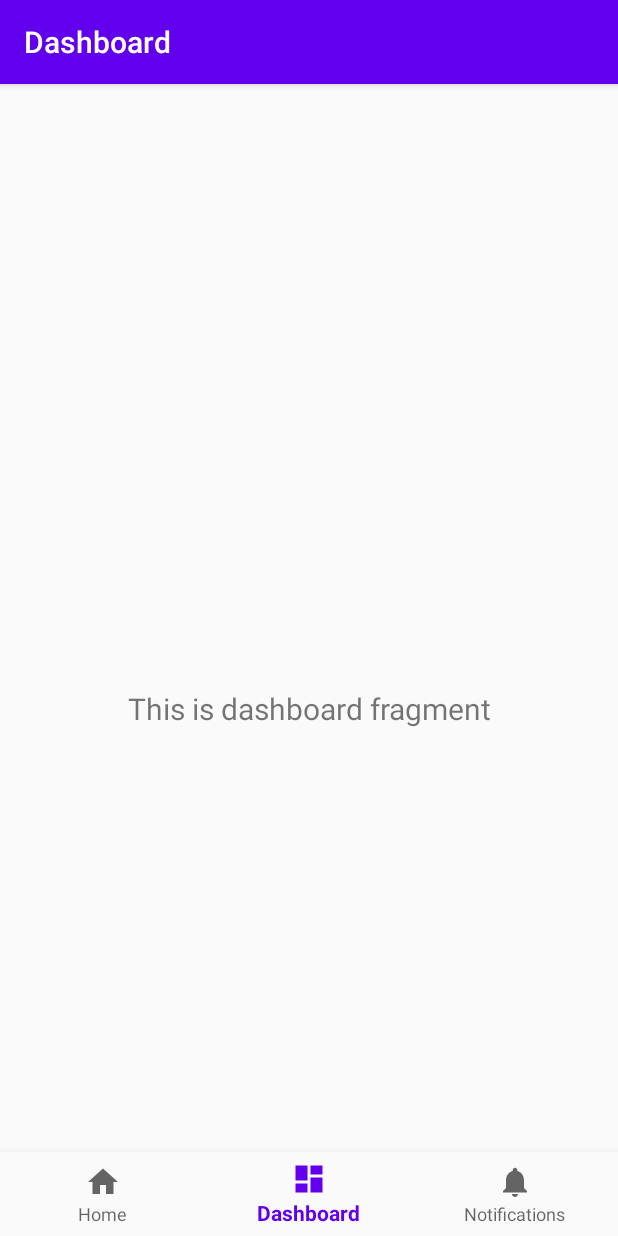
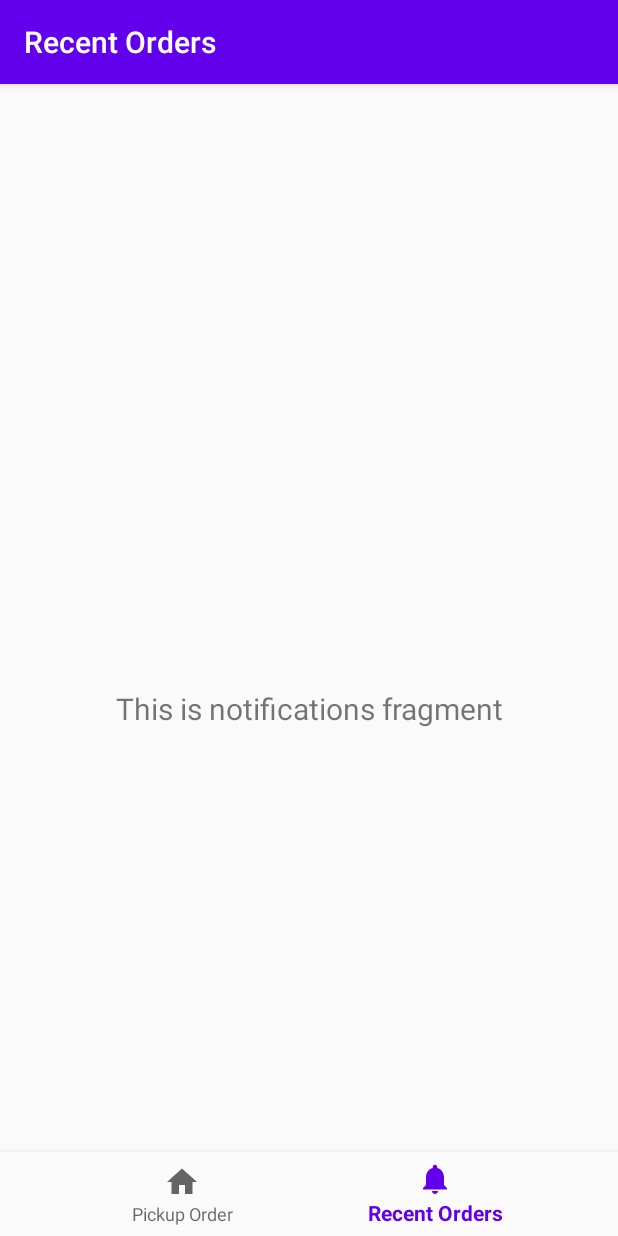
Before and after one commit to ybc9977/Hackathon, an Android app: the NotificationsFragment screen opened through its navigation route, item 2 of the bottom bar chosen, on a phone screen of 412 x 824 dp. Run offline under Robolectric (Android 15) with nearby library versions, the phone set to English and light mode, and no system bars; our stand-ins replace navigation-ui.

Commit message:
minor update

```diff
--- a/app/src/main/java/com/example/hackathon/MainActivity.java
+++ b/app/src/main/java/com/example/hackathon/MainActivity.java
@@ -18,7 +18,7 @@ public class MainActivity extends AppCompatActivity {
         // Passing each menu ID as a set of Ids because each
         // menu should be considered as top level destinations.
         AppBarConfiguration appBarConfiguration = new AppBarConfiguration.Builder(
-                R.id.navigation_home, R.id.navigation_dashboard, R.id.navigation_notifications)
+                R.id.navigation_home, R.id.navigation_notifications)
                 .build();
         NavController navController = Navigation.findNavController(this, R.id.nav_host_fragment);
         NavigationUI.setupActionBarWithNavController(this, navController, appBarConfiguration);
--- a/app/src/main/java/com/example/hackathon/ui/dashboard/DashboardFragment.java
+++ /dev/null
@@ -1,33 +0,0 @@
-package com.example.hackathon.ui.dashboard;
-
-import android.os.Bundle;
-import android.view.LayoutInflater;
-import android.view.View;
-import android.view.ViewGroup;
-import android.widget.TextView;
-import androidx.annotation.NonNull;
-import androidx.annotation.Nullable;
-import androidx.fragment.app.Fragment;
-import androidx.lifecycle.Observer;
-import androidx.lifecycle.ViewModelProviders;
-import com.example.hackathon.R;
-
-public class DashboardFragment extends Fragment {
-
-    private DashboardViewModel dashboardViewModel;
-
-    public View onCreateView(@NonNull LayoutInflater inflater,
-                             ViewGroup container, Bundle savedInstanceState) {
-        dashboardViewModel =
-                ViewModelProviders.of(this).get(DashboardViewModel.class);
-        View root = inflater.inflate(R.layout.fragment_dashboard, container, false);
-        final TextView textView = root.findViewById(R.id.text_dashboard);
-        dashboardViewModel.getText().observe(getViewLifecycleOwner(), new Observer<String>() {
-            @Override
-            public void onChanged(@Nullable String s) {
-                textView.setText(s);
-            }
-        });
-        return root;
-    }
-}
--- a/app/src/main/java/com/example/hackathon/ui/dashboard/DashboardViewModel.java
+++ /dev/null
@@ -1,19 +0,0 @@
-package com.example.hackathon.ui.dashboard;
-
-import androidx.lifecycle.LiveData;
-import androidx.lifecycle.MutableLiveData;
-import androidx.lifecycle.ViewModel;
-
-public class DashboardViewModel extends ViewModel {
-
-    private MutableLiveData<String> mText;
-
-    public DashboardViewModel() {
-        mText = new MutableLiveData<>();
-        mText.setValue("This is dashboard fragment");
-    }
-
-    public LiveData<String> getText() {
-        return mText;
-    }
-}
--- a/app/src/main/java/com/example/hackathon/ui/home/HomeFragment.java
+++ b/app/src/main/java/com/example/hackathon/ui/home/HomeFragment.java
@@ -20,7 +20,7 @@ public class HomeFragment extends Fragment {
                              ViewGroup container, Bundle savedInstanceState) {
         homeViewModel =
                 ViewModelProviders.of(this).get(HomeViewModel.class);
-        View root = inflater.inflate(R.layout.fragment_home, container, false);
+        View root = inflater.inflate(R.layout.fragment_pickup, container, false);
         final TextView textView = root.findViewById(R.id.text_home);
         homeViewModel.getText().observe(getViewLifecycleOwner(), new Observer<String>() {
             @Override
--- a/app/src/main/java/com/example/hackathon/ui/notifications/NotificationsFragment.java
+++ b/app/src/main/java/com/example/hackathon/ui/notifications/NotificationsFragment.java
@@ -20,7 +20,7 @@ public class NotificationsFragment extends Fragment {
                              ViewGroup container, Bundle savedInstanceState) {
         notificationsViewModel =
                 ViewModelProviders.of(this).get(NotificationsViewModel.class);
-        View root = inflater.inflate(R.layout.fragment_notifications, container, false);
+        View root = inflater.inflate(R.layout.fragment_recent, container, false);
         final TextView textView = root.findViewById(R.id.text_notifications);
         notificationsViewModel.getText().observe(getViewLifecycleOwner(), new Observer<String>() {
             @Override
--- a/app/src/main/res/layout/activity_main.xml
+++ b/app/src/main/res/layout/activity_main.xml
@@ -2,7 +2,7 @@
 <androidx.constraintlayout.widget.ConstraintLayout
         xmlns:android="http://schemas.android.com/apk/res/android"
         xmlns:app="http://schemas.android.com/apk/res-auto"
-        android:id="@+id/container"
+        xmlns:tools="http://schemas.android.com/tools" android:id="@+id/container"
         android:layout_width="match_parent"
         android:layout_height="match_parent"
         android:paddingTop="?attr/actionBarSize">
@@ -30,6 +30,6 @@
             app:layout_constraintRight_toRightOf="parent"
             app:layout_constraintTop_toTopOf="parent"
             app:navGraph="@navigation/mobile_navigation"
-    />
+            app:layout_constraintHorizontal_bias="0.0" app:layout_constraintVertical_bias="1.0"/>
 
 </androidx.constraintlayout.widget.ConstraintLayout>
--- a/app/src/main/res/layout/fragment_dashboard.xml
+++ /dev/null
@@ -1,23 +0,0 @@
-<?xml version="1.0" encoding="utf-8"?>
-<androidx.constraintlayout.widget.ConstraintLayout
-        xmlns:android="http://schemas.android.com/apk/res/android"
-        xmlns:app="http://schemas.android.com/apk/res-auto"
-        xmlns:tools="http://schemas.android.com/tools"
-        android:layout_width="match_parent"
-        android:layout_height="match_parent"
-        tools:context=".ui.dashboard.DashboardFragment">
-
-    <TextView
-            android:id="@+id/text_dashboard"
-            android:layout_width="match_parent"
-            android:layout_height="wrap_content"
-            android:layout_marginStart="8dp"
-            android:layout_marginTop="8dp"
-            android:layout_marginEnd="8dp"
-            android:textAlignment="center"
-            android:textSize="20sp"
-            app:layout_constraintEnd_toEndOf="parent"
-            app:layout_constraintStart_toStartOf="parent"
-            app:layout_constraintTop_toTopOf="parent"
-            app:layout_constraintBottom_toBottomOf="parent"/>
-</androidx.constraintlayout.widget.ConstraintLayout>
--- a/app/src/main/res/menu/bottom_nav_menu.xml
+++ b/app/src/main/res/menu/bottom_nav_menu.xml
@@ -6,10 +6,6 @@
             android:icon="@drawable/ic_home_black_24dp"
             android:title="@string/title_home"/>
 
-    <item
-            android:id="@+id/navigation_dashboard"
-            android:icon="@drawable/ic_dashboard_black_24dp"
-            android:title="@string/title_dashboard"/>
 
     <item
             android:id="@+id/navigation_notifications"
--- a/app/src/main/res/navigation/mobile_navigation.xml
+++ b/app/src/main/res/navigation/mobile_navigation.xml
@@ -9,17 +9,11 @@
             android:id="@+id/navigation_home"
             android:name="com.example.hackathon.ui.home.HomeFragment"
             android:label="@string/title_home"
-            tools:layout="@layout/fragment_home"/>
-
-    <fragment
-            android:id="@+id/navigation_dashboard"
-            android:name="com.example.hackathon.ui.dashboard.DashboardFragment"
-            android:label="@string/title_dashboard"
-            tools:layout="@layout/fragment_dashboard"/>
+            tools:layout="@layout/fragment_pickup"/>
 
     <fragment
             android:id="@+id/navigation_notifications"
             android:name="com.example.hackathon.ui.notifications.NotificationsFragment"
             android:label="@string/title_notifications"
-            tools:layout="@layout/fragment_notifications"/>
+            tools:layout="@layout/fragment_recent"/>
 </navigation>
--- a/app/src/main/res/values/strings.xml
+++ b/app/src/main/res/values/strings.xml
@@ -1,6 +1,5 @@
 <resources>
     <string name="app_name">Hackathon</string>
-    <string name="title_home">Home</string>
-    <string name="title_dashboard">Dashboard</string>
-    <string name="title_notifications">Notifications</string>
+    <string name="title_home">Pickup Order</string>
+    <string name="title_notifications">Recent Orders</string>
 </resources>
```
Also changed, not shown: app/src/main/res/layout/fragment_pickup.xml (renamed from app/src/main/res/layout/fragment_home.xml), app/src/main/res/layout/fragment_recent.xml (renamed from app/src/main/res/layout/fragment_notifications.xml).
